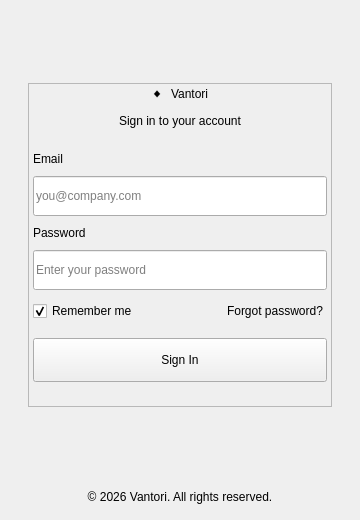
First picture: the form in InventoryQtApp/InventoryQtApp.ui, repository Felipeact/InventoryQtApp, before the edit.
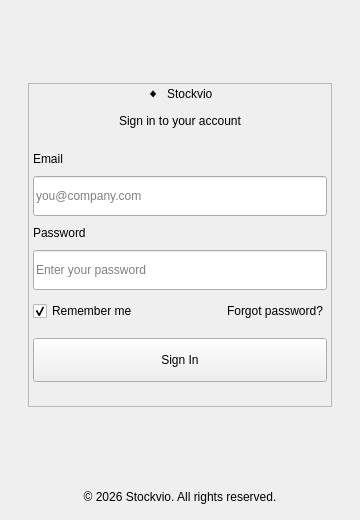
Second picture: the form after the edit.

Commit message: Rebrand Vantori -> Stockvio (mobile, desktop, installer, docs)

Patch:
```diff
--- a/InventoryQtApp/InventoryQtApp.ui
+++ b/InventoryQtApp/InventoryQtApp.ui
@@ -48,7 +48,7 @@
          </item>
          <item>
           <widget class="QLabel" name="titleLabel">
-           <property name="text"><string>Vantori</string></property>
+           <property name="text"><string>Stockvio</string></property>
           </widget>
          </item>
          <item>
@@ -154,7 +154,7 @@
     </item>
     <item>
      <widget class="QLabel" name="footerLabel">
-      <property name="text"><string>© 2026 Vantori. All rights reserved.</string></property>
+      <property name="text"><string>© 2026 Stockvio. All rights reserved.</string></property>
       <property name="alignment"><set>Qt::AlignCenter</set></property>
      </widget>
     </item>
```
Left out of the diff: 2 changed lines with no effect on the pictures. The commit also changes 17 other files.
